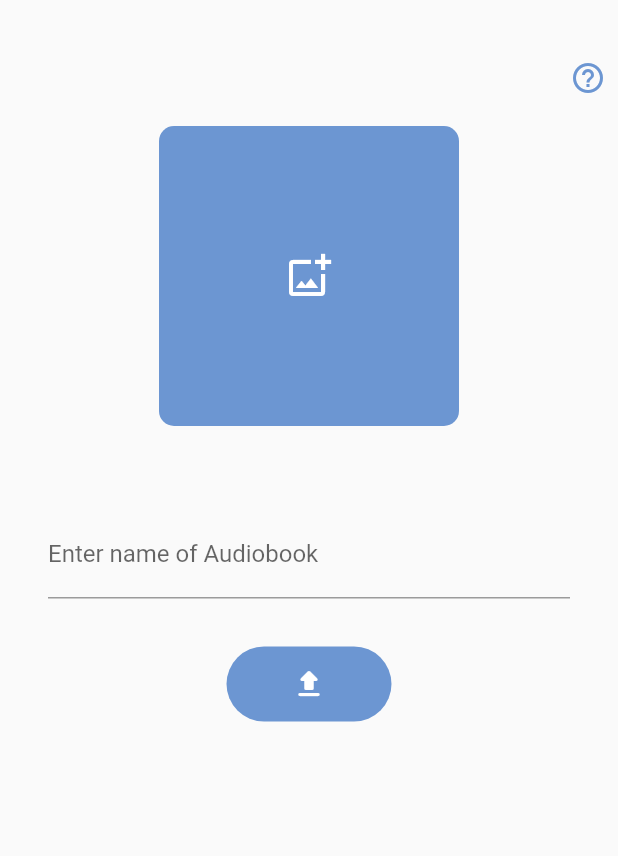
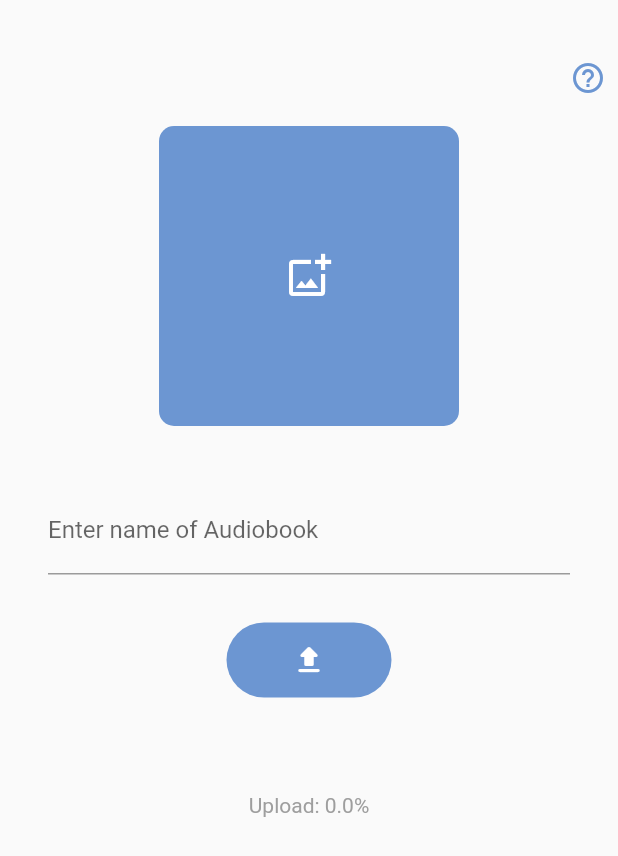
Before and after one commit to Calladrus2001/Code-Star, a Flutter app: the AddAudioScreen screen opened directly, on a phone screen of 412 x 824 dp. Shown: the top 856 px of the screen. Run offline on Flutter 3.47's test engine with Material 2 defaults, Android fonts, the phone set to English and light mode, and no system bars; our stand-ins replace audioplayers, firebase_core, firebase_storage, flutter_tts, get, get_storage and 1 more; missing offline and left inert: google_mlkit_text_recognition; accounts and stored records are empty.

```diff
--- a/lib/Utils/constants.dart
+++ b/lib/Utils/constants.dart
@@ -1,4 +1,5 @@
 import 'package:flutter/material.dart';
 
 Color clr1 = Color(0xff6C96D2);
-String baseUrl = "https://6842-122-177-220-210.in.ngrok.io";
+String baseUrl =
+    "https://2334-2402-3a80-d52-3717-549e-b87f-437-660.in.ngrok.io";
--- a/lib/Views/Audio/AddAudio.dart
+++ b/lib/Views/Audio/AddAudio.dart
@@ -23,6 +23,7 @@ class _AddAudioScreenState extends State<AddAudioScreen> {
   final ImagePicker _picker = ImagePicker();
   bool haveImages = false;
   bool haveAudio = false;
+  bool uploading = true;
   int index = 0;
   String text = "";
   DateTime rn = DateTime.now();
@@ -30,6 +31,7 @@ class _AddAudioScreenState extends State<AddAudioScreen> {
   late String downloadUrl;
   late String userID;
   late FlutterTts flutterTts;
+  var progress = 0.0;
 
   void initTTS() async {
     flutterTts = FlutterTts();
@@ -149,27 +151,6 @@ class _AddAudioScreenState extends State<AddAudioScreen> {
                 : SizedBox(),
             SizedBox(height: 24),
 
-            /// checklist
-            haveImages
-                ? Column(
-                    children: [
-                      Row(
-                        mainAxisAlignment: MainAxisAlignment.center,
-                        children: [
-                          text == null
-                              ? CircularProgressIndicator()
-                              : Icon(Icons.check),
-                          SizedBox(width: 10),
-                          Text(text == null
-                              ? "Getting Text from images"
-                              : "Got Text from images"),
-                        ],
-                      )
-                    ],
-                  )
-                : SizedBox(),
-            SizedBox(height: 16),
-
             /// name textfield
             Padding(
               padding: const EdgeInsets.symmetric(horizontal: 24.0),
@@ -211,6 +192,14 @@ class _AddAudioScreenState extends State<AddAudioScreen> {
                         synth(text);
                     },
                   ),
+            SizedBox(height: 64),
+
+            ///upload progress
+            uploading
+                ? Center(
+                    child: Text("Upload: " + progress.toString() + "%",
+                        style: TextStyle(color: Colors.grey)))
+                : SizedBox()
           ],
         ),
       ),
@@ -244,6 +233,28 @@ class _AddAudioScreenState extends State<AddAudioScreen> {
       final ref = FirebaseStorage.instance.ref(destination);
       UploadTask? task = ref.putFile(File(
           "/storage/emulated/0/Android/data/com.example.code_star/files/${nameController.text}.wav"));
+      task.snapshotEvents.listen((TaskSnapshot taskSnapshot) {
+        switch (taskSnapshot.state) {
+          case TaskState.running:
+            progress = 100.0 *
+                (taskSnapshot.bytesTransferred / taskSnapshot.totalBytes);
+            break;
+          case TaskState.paused:
+            print("Upload is paused.");
+            break;
+          case TaskState.canceled:
+            print("Upload was canceled");
+            break;
+          case TaskState.error:
+            // Handle unsuccessful uploads
+            break;
+          case TaskState.success:
+            setState(() {
+              uploading = false;
+            });
+            break;
+        }
+      });
       task.then((res) async {
         downloadUrl = await res.ref.getDownloadURL();
         var response = await http.post(Uri.parse("${baseUrl}/addAudio"), body: {
--- a/lib/Views/Evaluate/reading.dart
+++ b/lib/Views/Evaluate/reading.dart
@@ -10,6 +10,6 @@ class ReadingTest extends StatefulWidget {
 class _ReadingTestState extends State<ReadingTest> {
   @override
   Widget build(BuildContext context) {
-    return Container();
+    return Scaffold();
   }
 }
--- a/lib/Views/Home.dart
+++ b/lib/Views/Home.dart
@@ -1,5 +1,5 @@
 import 'package:code_star/Utils/constants.dart';
-import 'package:code_star/Views/Appointment.dart';
+import 'package:code_star/Views/Community.dart';
 import 'package:code_star/Views/Audio/Audio.dart';
 import 'package:code_star/Views/Profile.dart';
 import 'package:flutter/material.dart';
@@ -31,7 +31,7 @@ class _HomepageState extends State<Homepage> {
             BottomNavigationBarItem(
                 icon: Icon(Icons.speaker_notes_outlined), label: "Audiobooks"),
             BottomNavigationBarItem(
-                icon: Icon(Icons.group), label: "Appointments"),
+                icon: Icon(Icons.group), label: "Community"),
           ],
           onTap: (int index) {
             setState(() {
```
Also changed, not shown: lib/Views/Evaluate/Evaluate.dart (+24 -3 lines), lib/Views/Community.dart (renamed from lib/Views/Appointment.dart).
